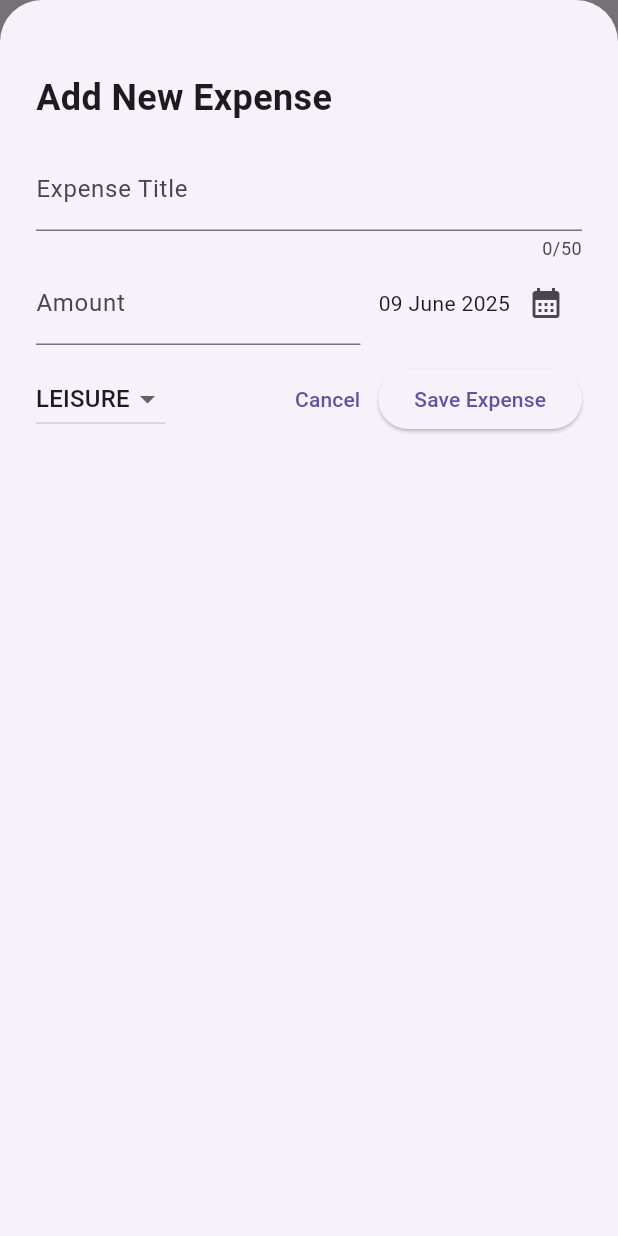
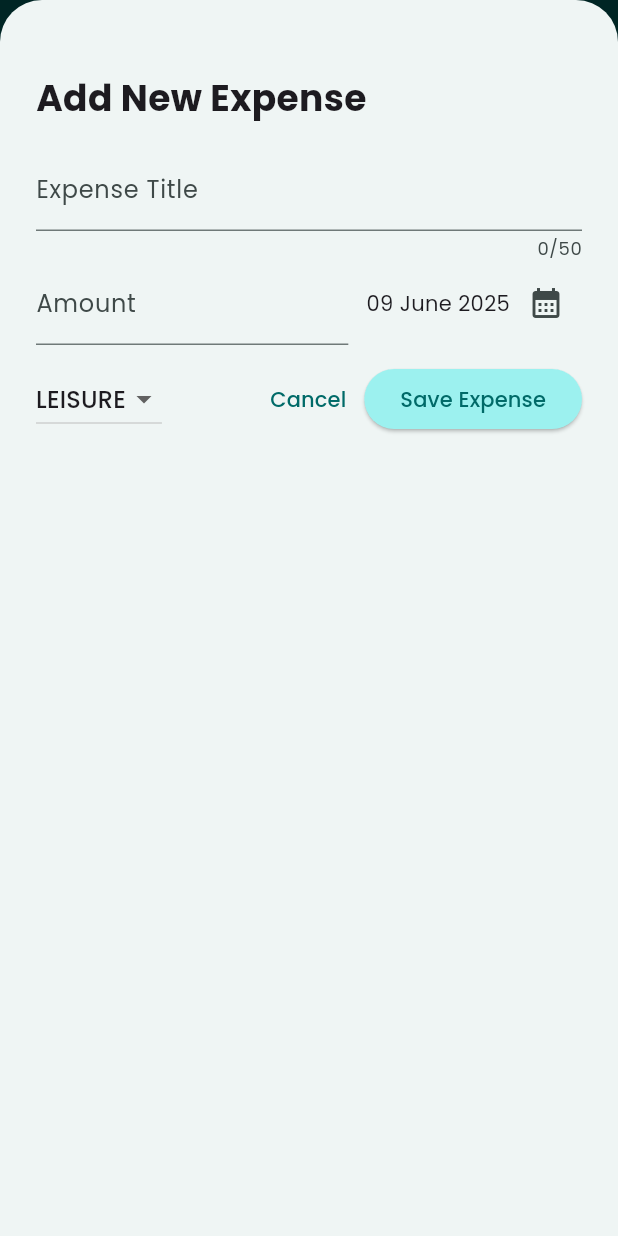
Before and after one commit to atidhira-id/flutter-expense-tracker--app, a Flutter app: the screen it shows after launch, after a tap on the "add" icon, on a phone screen of 412 x 824 dp. Run offline on Flutter 3.47's test engine with Material 3 defaults, Android fonts, the phone set to English and light mode, and no system bars; our stand-ins replace google_fonts.

Commit message:
feat: add theme for lightmode

```diff
--- a/lib/main.dart
+++ b/lib/main.dart
@@ -1,11 +1,34 @@
 import 'package:flutter/material.dart';
 import 'package:expense_tracker/expenses.dart';
+import 'package:google_fonts/google_fonts.dart';
+
+var kColorScheme = ColorScheme.fromSeed(
+  seedColor: const Color.fromARGB(1, 44, 189, 187),
+);
 
 void main() {
+  WidgetsFlutterBinding.ensureInitialized();
   runApp(
-    const MaterialApp(
+    MaterialApp(
       debugShowCheckedModeBanner: false,
       title: 'Expense Tracker App',
+      theme: ThemeData().copyWith(
+        colorScheme: kColorScheme,
+        appBarTheme: AppBarTheme().copyWith(
+          backgroundColor: kColorScheme.onPrimaryContainer,
+          foregroundColor: kColorScheme.primaryContainer,
+        ),
+        cardTheme: CardThemeData().copyWith(
+          color: kColorScheme.secondaryContainer,
+          margin: EdgeInsets.all(0),
+        ),
+        elevatedButtonTheme: ElevatedButtonThemeData(
+          style: ElevatedButton.styleFrom(
+            backgroundColor: kColorScheme.primaryContainer,
+          ),
+        ),
+        textTheme: GoogleFonts.poppinsTextTheme().copyWith(),
+      ),
       home: Expenses(),
     ),
   );
```
